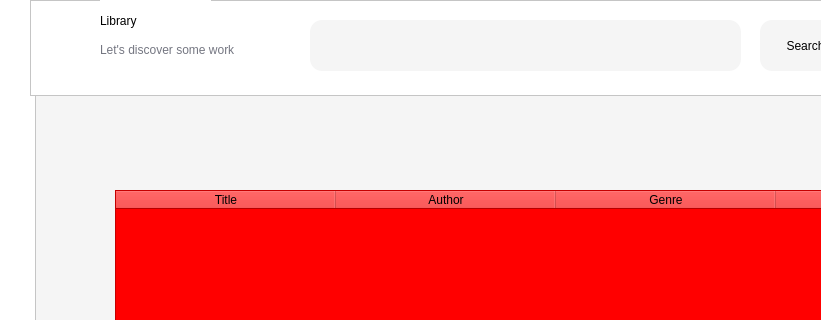
First picture: the form in codeyapp/presentationLayer/dashboard.ui, repository codingburgas/10grade-christmas-luck-codey, before the edit; both pictures show x 220 to 1041 and y 0 to 320 of the 1300 by 800 pixel window.
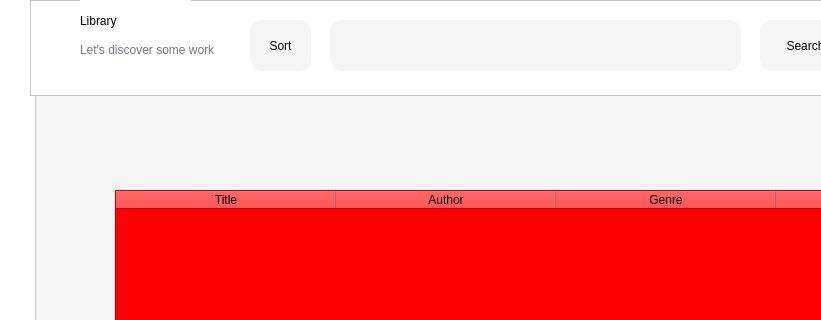
Second picture: the form after the edit. Icons and pictures are not drawn.

Commit message: Add sort button

Patch:
```diff
--- a/codeyapp/presentationLayer/dashboard.ui
+++ b/codeyapp/presentationLayer/dashboard.ui
@@ -371,7 +371,7 @@
    <widget class="QLabel" name="label_2">
     <property name="geometry">
      <rect>
-      <x>70</x>
+      <x>50</x>
       <y>0</y>
       <width>111</width>
       <height>41</height>
@@ -388,7 +388,7 @@
    <widget class="QLabel" name="label_6">
     <property name="geometry">
      <rect>
-      <x>70</x>
+      <x>50</x>
       <y>40</y>
       <width>191</width>
       <height>20</height>
@@ -442,9 +442,9 @@
    <widget class="QLineEdit" name="searchBar">
     <property name="geometry">
      <rect>
-      <x>280</x>
+      <x>300</x>
       <y>20</y>
-      <width>431</width>
+      <width>411</width>
       <height>51</height>
      </rect>
     </property>
@@ -491,6 +491,27 @@
      <string>0 BGN</string>
     </property>
    </widget>
+   <widget class="QPushButton" name="sortButton">
+    <property name="geometry">
+     <rect>
+      <x>220</x>
+      <y>20</y>
+      <width>61</width>
+      <height>51</height>
+     </rect>
+    </property>
+    <property name="cursor">
+     <cursorShape>PointingHandCursor</cursorShape>
+    </property>
+    <property name="styleSheet">
+     <string notr="true">background-color: #F5F5F5;
+border-radius: 12px;
+color: black;</string>
+    </property>
+    <property name="text">
+     <string>Sort</string>
+    </property>
+   </widget>
   </widget>
   <widget class="QPushButton" name="pushButton_2">
    <property name="geometry">
```
The commit also changes 12 other files.
